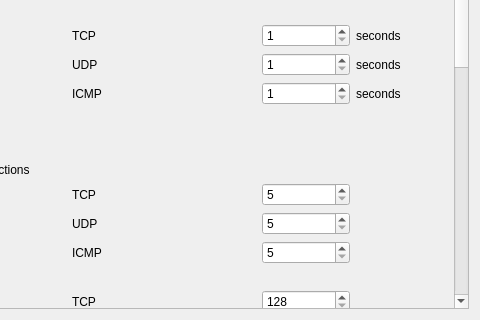
The window that user/settings.ui (Hornos3/CoLin-Firewall) describes before a commit, drawn with Qt 5; both pictures show x 138 to 618 and y 219 to 539 of the 618 by 539 pixel window.
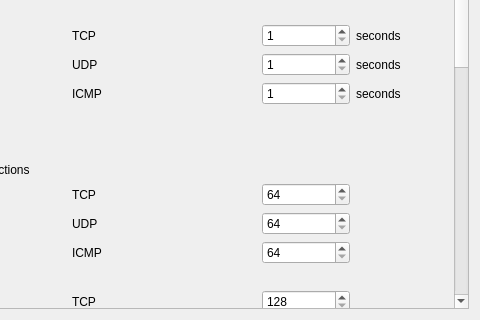
The same window after the commit.

The edit to the form file:
```diff
--- a/user/settings.ui
+++ b/user/settings.ui
@@ -46,7 +46,7 @@
       <property name="geometry">
        <rect>
         <x>0</x>
-        <y>-621</y>
+        <y>0</y>
         <width>584</width>
         <height>1101</height>
        </rect>
@@ -88,7 +88,7 @@
        <item row="15" column="4">
         <widget class="QSpinBox" name="icmp_max_con">
          <property name="minimum">
-          <number>5</number>
+          <number>64</number>
          </property>
          <property name="maximum">
           <number>128</number>
@@ -474,7 +474,7 @@
        <item row="13" column="4">
         <widget class="QSpinBox" name="tcp_max_con">
          <property name="minimum">
-          <number>5</number>
+          <number>64</number>
          </property>
          <property name="maximum">
           <number>1024</number>
@@ -484,7 +484,7 @@
        <item row="14" column="4">
         <widget class="QSpinBox" name="udp_max_con">
          <property name="minimum">
-          <number>5</number>
+          <number>64</number>
          </property>
          <property name="maximum">
           <number>1024</number>
```
